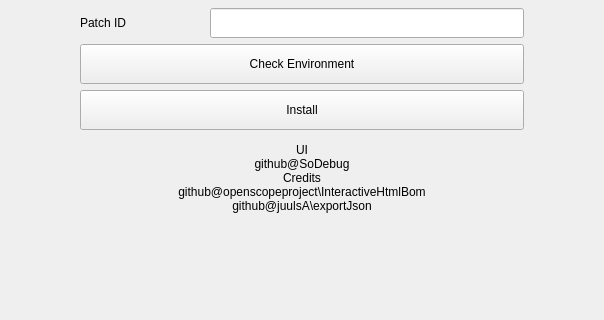
The window that main.ui (SoDebug/InteractiveHtmlBom2.0) describes before a commit, drawn with Qt 5; both pictures show x 98 to 702 and y 331 to 651 of the 800 by 651 pixel window.
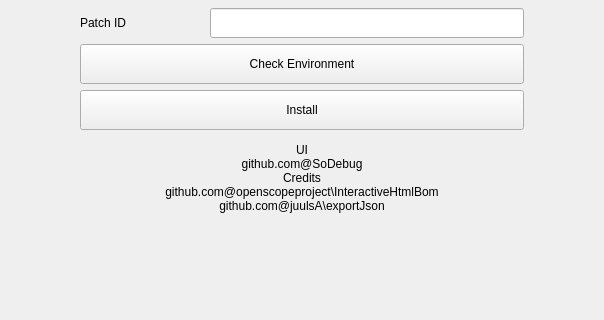
The same window after the commit. The open tabs and pages were chosen to show the change. Icons and pictures are not drawn.

The edit to the form file:
```diff
--- a/main.ui
+++ b/main.ui
@@ -379,10 +379,10 @@
              <widget class="QLabel" name="CadenceInteractiveHtmlAbout">
               <property name="text">
                <string>UI
-github@SoDebug
+github.com@SoDebug
 Credits
-github@openscopeproject\InteractiveHtmlBom
-github@juulsA\exportJson</string>
+github.com@openscopeproject\InteractiveHtmlBom
+github.com@juulsA\exportJson</string>
               </property>
               <property name="alignment">
                <set>Qt::AlignmentFlag::AlignCenter</set>
```
Left out of the diff: 3 changed lines with no effect on the pictures.
